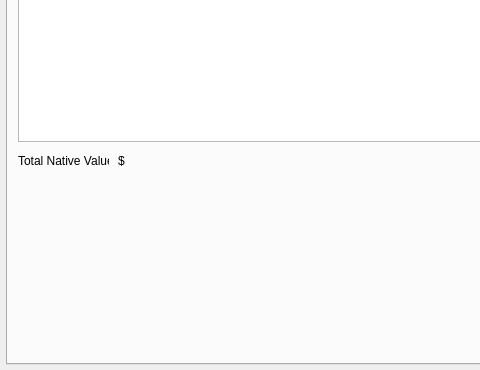
Xenrutcon/bitProphet-Qt, file bpwindow.ui: the form before one commit; both pictures show x 0 to 480 and y 194 to 564 of the 897 by 564 pixel window.
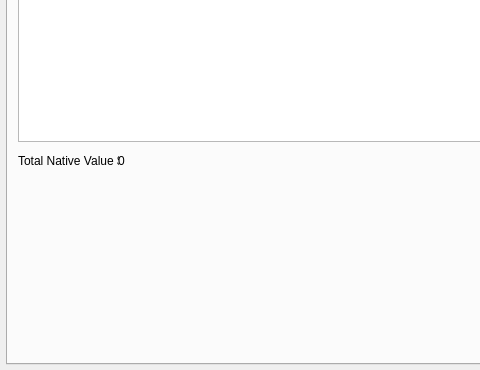
The form after the commit.

Commit message: updates total native balance, changed log output

```diff
--- a/bpwindow.ui
+++ b/bpwindow.ui
@@ -98,12 +98,12 @@
        <rect>
         <x>10</x>
         <y>240</y>
-        <width>91</width>
+        <width>101</width>
         <height>21</height>
        </rect>
       </property>
       <property name="text">
-       <string>Total Native Value</string>
+       <string>Total Native Value $</string>
       </property>
      </widget>
      <widget class="QLabel" name="mTotalNativeValue">
@@ -116,7 +116,7 @@
        </rect>
       </property>
       <property name="text">
-       <string>$</string>
+       <string>0</string>
       </property>
      </widget>
      <widget class="QCheckBox" name="mAutoRefreshBalanceCheckBox">
```
The commit also changes 8 other files.
